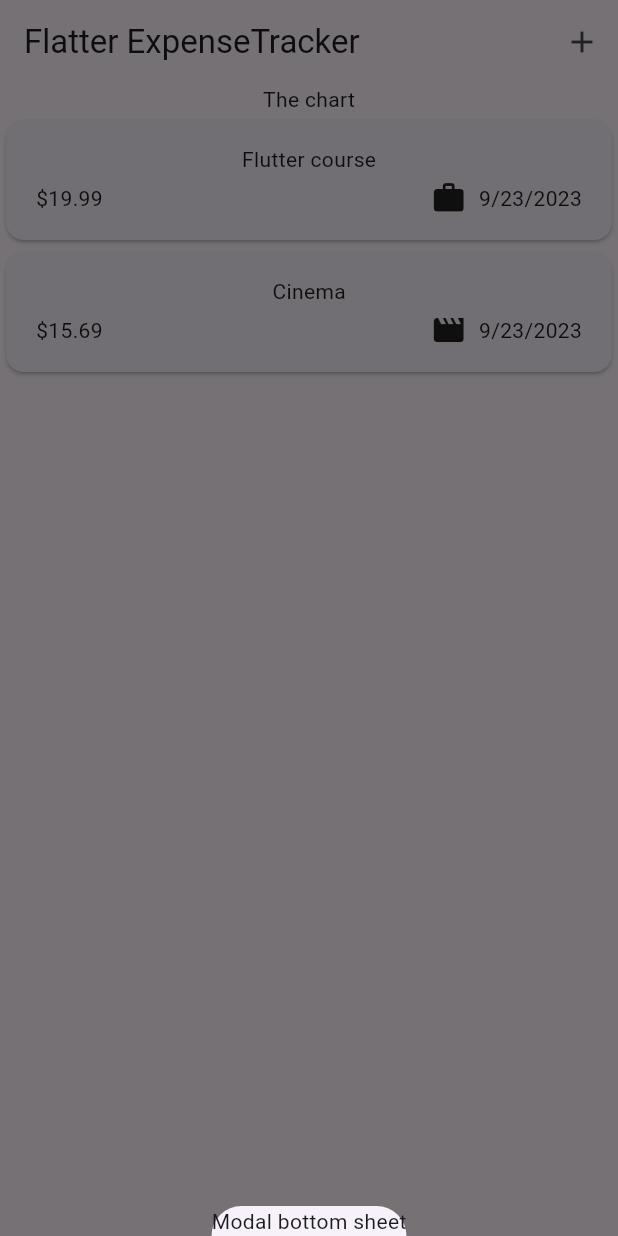
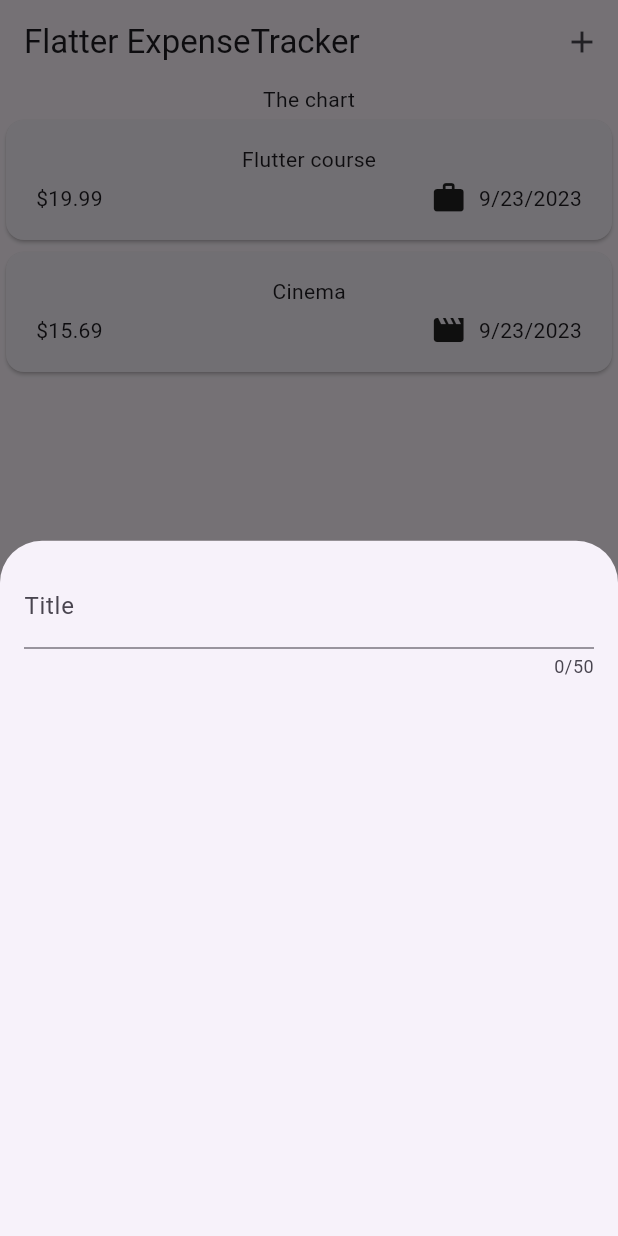
Before and after one commit to asif809999/expenses_tracker, a Flutter app: the screen it shows after launch, after a tap on the "add" icon, on a phone screen of 412 x 824 dp. Run offline on Flutter 3.47's test engine with Material 2 defaults, Android fonts, the phone set to English and light mode, and no system bars.

Commit message:
user input designed(new_expense.dart) initially 5.12

```diff
--- a/lib/widgets/expenses.dart
+++ b/lib/widgets/expenses.dart
@@ -1,6 +1,7 @@
 import 'package:expense_tracker/widgets/expenses_list/expenses_list.dart';
 import 'package:flutter/material.dart';
 import 'package:expense_tracker/model/expense.dart';
+import 'package:expense_tracker/widgets/new_expense.dart';
 
 class Expenses extends StatefulWidget {
   const Expenses({super.key});
@@ -30,7 +31,7 @@ class _ExpensesState extends State<Expenses> {
   void _openAddExpenseOverlay() {
     showModalBottomSheet(
       context: context,
-      builder: (ctx) => Text("Modal bottom sheet"),
+      builder: (ctx) => const NewExpense(),
     );
   }
 
--- /dev/null
+++ b/lib/widgets/new_expense.dart
@@ -0,0 +1,29 @@
+import 'package:flutter/material.dart';
+
+class NewExpense extends StatefulWidget {
+  const NewExpense({super.key});
+
+  @override
+  State<NewExpense> createState() {
+    return _NewExpenseState();
+  }
+}
+
+class _NewExpenseState extends State<NewExpense> {
+  @override
+  Widget build(BuildContext context) {
+    return const Padding(
+      padding: EdgeInsets.all(16),
+      child: Column(
+        children: [
+          TextField(
+            maxLength: 50,
+            decoration: InputDecoration(
+              label: Text('Title'),
+            ),
+          )
+        ],
+      ),
+    );
+  }
+}
```
